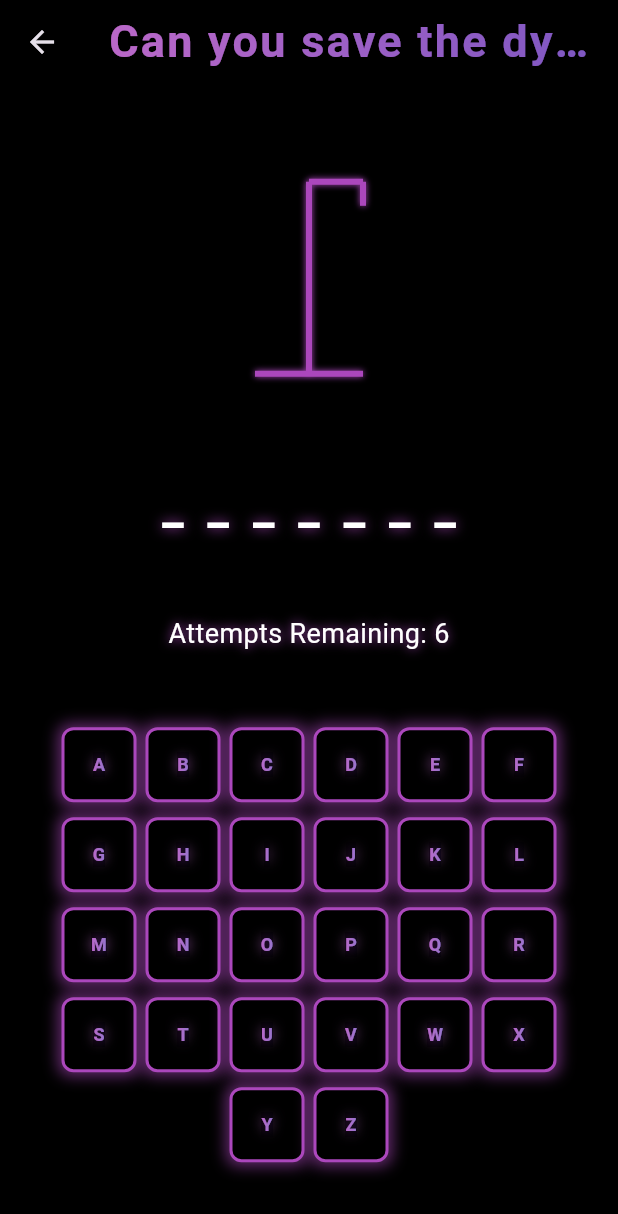
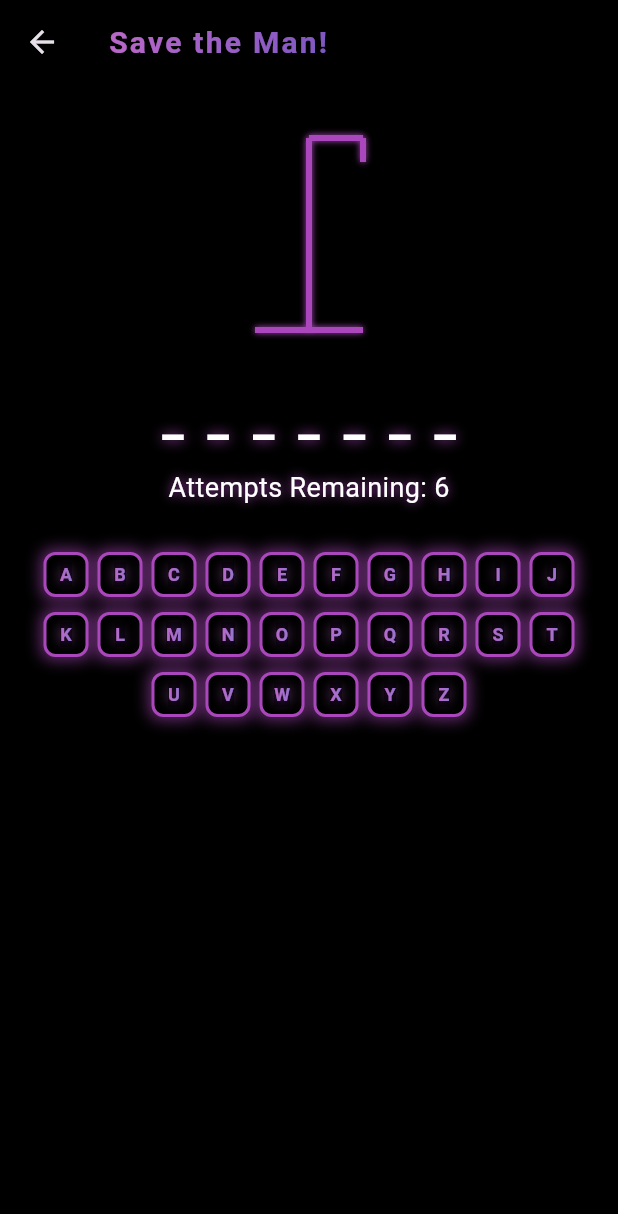
Before and after one commit to vxrnxthx/CollegeApp, a Flutter app: the screen it shows after launch, after a tap on "Game Time with Prime", on a phone screen of 412 x 824 dp. Shown: the top 1214 px of the screen. Run offline on Flutter 3.47's test engine with Material 3 defaults, Android fonts, the phone set to English and light mode, and no system bars; missing offline and left inert: flutter_background.

Commit message:
-v commit 2

```diff
--- a/lib/chatbot.dart
+++ b/lib/chatbot.dart
@@ -58,9 +58,9 @@ class _ChatbotScreenState extends State<ChatbotScreen> with SingleTickerProvider
             colors: [Colors.purple[300]!, Colors.deepPurple[400]!],
           ).createShader(bounds),
           child: Text(
-            'Hey! Dexter here! What can I help you with today?',
+            'Welcome to Chat with Dexter',
             style: TextStyle(
-              fontSize: 24,
+              fontSize: 18,
               fontWeight: FontWeight.bold,
             ),
           ),
--- a/lib/hangman.dart
+++ b/lib/hangman.dart
@@ -53,9 +53,9 @@ class _HangmanGameState extends State<HangmanGame> {
             colors: [Colors.purple[300]!, Colors.deepPurple[400]!],
           ).createShader(bounds),
           child: Text(
-            "Can you save the dying man?",
+            "Save the Man!",
             style: TextStyle(
-              fontSize: 30,
+              fontSize: 20,
               fontWeight: FontWeight.bold,
               letterSpacing: 1.5,
               color: Colors.white,
@@ -65,15 +65,21 @@ class _HangmanGameState extends State<HangmanGame> {
         backgroundColor: Colors.black,
         elevation: 0,
       ),
-      body: Column(
-        mainAxisAlignment: MainAxisAlignment.spaceEvenly,
+      body: SafeArea(
+        child: Column(
+          children: [
+            // Fixed content at the top
+            Container(
+              padding: EdgeInsets.symmetric(vertical: 20),
+              child: Column(
                 children: [
                   Center(
                     child: CustomPaint(
-              size: Size(120, 160), // Slightly smaller stick figure
+                      size: Size(120, 160),
                       painter: NeonHangmanPainter(maxAttempts - remainingAttempts),
                     ),
                   ),
+                  SizedBox(height: 20),
                   Text(
                     getDisplayedWord(),
                     style: TextStyle(
@@ -89,6 +95,7 @@ class _HangmanGameState extends State<HangmanGame> {
                       ],
                     ),
                   ),
+                  SizedBox(height: 10),
                   Text(
                     "Attempts Remaining: $remainingAttempts",
                     style: TextStyle(
@@ -102,9 +109,18 @@ class _HangmanGameState extends State<HangmanGame> {
                       ],
                     ),
                   ),
-          SizedBox(
-            width: MediaQuery.of(context).size.width * 0.9,
-            child: Wrap(
+                ],
+              ),
+            ),
+            // Scrollable keyboard area
+            Expanded(
+              child: SingleChildScrollView(
+                physics: BouncingScrollPhysics(),
+                child: Padding(
+                  padding: EdgeInsets.symmetric(horizontal: 20, vertical: 10),
+                  child: Column(
+                    children: [
+                      Wrap(
                         alignment: WrapAlignment.center,
                         spacing: 6,
                         runSpacing: 10,
@@ -116,14 +132,15 @@ class _HangmanGameState extends State<HangmanGame> {
                               ? null
                               : () => guessLetter(letter),
                           child: Container(
-                  width: 50,  // Fixed width for square buttons
-                  height: 50, // Fixed height for square buttons
+                            width: 30,
+                            height: 30,
                             decoration: BoxDecoration(
                               color: Colors.black,
                               borderRadius: BorderRadius.circular(8.0),
                               boxShadow: [
                                 BoxShadow(
-                        color: Colors.purple[400]!.withOpacity(0.6),
+                                  color:
+                                  Colors.purple[400]!.withOpacity(0.6),
                                   blurRadius: 8,
                                   spreadRadius: 2,
                                 ),
@@ -133,7 +150,7 @@ class _HangmanGameState extends State<HangmanGame> {
                                 width: 2.0,
                               ),
                             ),
-                  padding: const EdgeInsets.all(4), // Adjust padding for smaller buttons
+                            padding: const EdgeInsets.all(4),
                             child: Center(
                               child: ShaderMask(
                                 shaderCallback: (bounds) => LinearGradient(
@@ -145,7 +162,7 @@ class _HangmanGameState extends State<HangmanGame> {
                                 child: Text(
                                   letter.toUpperCase(),
                                   style: TextStyle(
-                          fontSize: 12, // Adjust font size to fit the smaller buttons
+                                    fontSize: 12,
                                     color: Colors.white,
                                     fontWeight: FontWeight.bold,
                                     shadows: [
@@ -162,18 +179,22 @@ class _HangmanGameState extends State<HangmanGame> {
                         ))
                             .toList(),
                       ),
-          ),
+                      SizedBox(height: 20),
                       if (remainingAttempts == 0 ||
                           getDisplayedWord().replaceAll(' ', '') == selectedWord)
                         ElevatedButton(
                           onPressed: resetGame,
                           style: ElevatedButton.styleFrom(
                             backgroundColor: Colors.black,
-                side: BorderSide(color: Colors.purple[400]!, width: 2),
+                            side:
+                            BorderSide(color: Colors.purple[400]!, width: 2),
                           ),
                           child: ShaderMask(
                             shaderCallback: (bounds) => LinearGradient(
-                  colors: [Colors.purple[300]!, Colors.deepPurple[300]!],
+                              colors: [
+                                Colors.purple[300]!,
+                                Colors.deepPurple[300]!
+                              ],
                             ).createShader(bounds),
                             child: Text(
                               "Play Again",
@@ -185,7 +206,14 @@ class _HangmanGameState extends State<HangmanGame> {
                             ),
                           ),
                         ),
+                      SizedBox(height: 20),
                     ],
+                  ),
+                ),
+              ),
+            ),
+          ],
+        ),
       ),
     );
   }
@@ -202,7 +230,7 @@ class NeonHangmanPainter extends CustomPainter {
       ..color = Colors.purple[400]!
       ..strokeWidth = 4
       ..style = PaintingStyle.stroke
-      ..maskFilter = MaskFilter.blur(BlurStyle.solid, 2); // Sharper glow effect
+      ..maskFilter = MaskFilter.blur(BlurStyle.solid, 2);
 
     // Base
     canvas.drawLine(
--- a/lib/home_page.dart
+++ b/lib/home_page.dart
@@ -1,5 +1,6 @@
 import 'package:flutter/material.dart';
 import 'starry_background.dart';
+import 'scrolling_announcement.dart';
 
 class HomePage extends StatelessWidget {
   @override
@@ -26,7 +27,17 @@ class HomePage extends StatelessWidget {
         elevation: 0,
       ),
       body: StarryBackground(
-        child: Center(
+        child: Column(
+          children: [
+            ScrollingAnnouncement(
+              text: "🌟 Welcome to PRiME! Join us for the upcoming tech talk this Friday at 5 PM in the Innovation Hub 🚀",
+              glowColor: Colors.purple[300]!,
+            ),
+            Expanded(
+              child: SingleChildScrollView(
+                physics: BouncingScrollPhysics(),
+                child: Padding(
+                  padding: EdgeInsets.symmetric(vertical: 20),
                   child: Column(
                     mainAxisAlignment: MainAxisAlignment.center,
                     children: [
@@ -62,6 +73,10 @@ class HomePage extends StatelessWidget {
                       ),
                     ],
                   ),
+                ),
+              ),
+            ),
+          ],
         ),
       ),
     );
--- /dev/null
+++ b/lib/scrolling_announcement.dart
@@ -0,0 +1,121 @@
+import 'package:flutter/material.dart';
+
+class ScrollingAnnouncement extends StatefulWidget {
+  final String text;
+  final Color glowColor;
+
+  ScrollingAnnouncement({
+    required this.text,
+    required this.glowColor,
+  });
+
+  @override
+  _ScrollingAnnouncementState createState() => _ScrollingAnnouncementState();
+}
+
+class _ScrollingAnnouncementState extends State<ScrollingAnnouncement>
+    with SingleTickerProviderStateMixin {
+  late ScrollController _scrollController;
+  late AnimationController _glowController;
+  late Animation<double> _glowAnimation;
+
+  @override
+  void initState() {
+    super.initState();
+    _scrollController = ScrollController();
+    _glowController = AnimationController(
+      duration: Duration(milliseconds: 1500),
+      vsync: this,
+    )..repeat(reverse: true);
+
+    _glowAnimation = Tween<double>(begin: 1.0, end: 2.0).animate(
+      CurvedAnimation(parent: _glowController, curve: Curves.easeInOut),
+    );
+
+    WidgetsBinding.instance.addPostFrameCallback((_) {
+      _startScrolling();
+    });
+  }
+
+  void _startScrolling() async {
+    while (_scrollController.hasClients) {
+      await Future.delayed(Duration(milliseconds: 20));
+      if (_scrollController.hasClients) {
+        final maxScroll = _scrollController.position.maxScrollExtent;
+        final currentScroll = _scrollController.offset;
+        if (currentScroll >= maxScroll) {
+          _scrollController.jumpTo(0);
+        } else {
+          _scrollController.animateTo(
+            currentScroll + 6,
+            duration: Duration(milliseconds: 20),
+            curve: Curves.linear,
+          );
+        }
+      }
+    }
+  }
+
+  @override
+  void dispose() {
+    _scrollController.dispose();
+    _glowController.dispose();
+    super.dispose();
+  }
+
+  @override
+  Widget build(BuildContext context) {
+    return Container(
+      height: 40,
+      margin: EdgeInsets.symmetric(vertical: 10),
+      decoration: BoxDecoration(
+        color: Colors.black,
+        border: Border(
+          top: BorderSide(color: widget.glowColor, width: 1),
+          bottom: BorderSide(color: widget.glowColor, width: 1),
+        ),
+      ),
+      child: AnimatedBuilder(
+        animation: _glowAnimation,
+        builder: (context, child) {
+          return ShaderMask(
+            shaderCallback: (bounds) => LinearGradient(
+              colors: [
+                widget.glowColor.withOpacity(0.6),
+                widget.glowColor,
+                widget.glowColor.withOpacity(0.6),
+              ],
+              stops: [0.0, 0.5, 1.0],
+            ).createShader(bounds),
+            child: SingleChildScrollView(
+              controller: _scrollController,
+              scrollDirection: Axis.horizontal,
+              physics: NeverScrollableScrollPhysics(),
+              child: Padding(
+                padding: EdgeInsets.symmetric(vertical: 8),
+                child: Row(
+                  children: [
+                    Text(
+                      widget.text + "     |     " + widget.text,
+                      style: TextStyle(
+                        fontSize: 16,
+                        color: Colors.white,
+                        fontWeight: FontWeight.w500,
+                        shadows: [
+                          Shadow(
+                            color: widget.glowColor,
+                            blurRadius: _glowAnimation.value * 3,
+                          ),
+                        ],
+                      ),
+                    ),
+                  ],
+                ),
+              ),
+            ),
+          );
+        },
+      ),
+    );
+  }
+}
```
Lines whose indentation alone changed are shown as unchanged.
